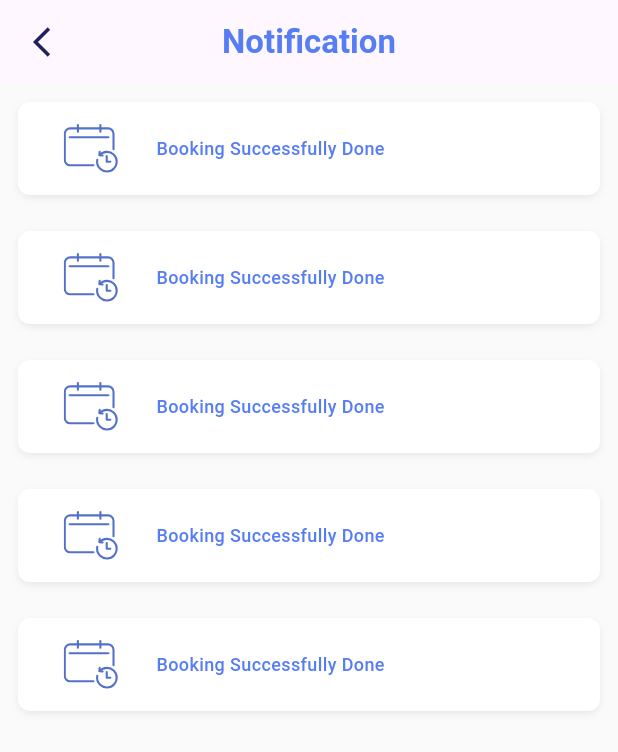
After one commit to mayurcodefencers/health_workers_app, a Flutter app: the screen it shows after launch, after a tap on the "notifications none" icon, on a phone screen of 412 x 824 dp. The commit adds this screen. Shown: the top 752 px of the screen. Run offline on Flutter 3.47's test engine with Material 3 defaults, Android fonts, the phone set to English and light mode, and no system bars; our stand-ins replace dio, flutter_svg, get, intro_slider, shared_preferences, sizer and 1 more; Roboto replaces fonts that are missing (Montserrat).

Commit message:
Added notification screen

```diff
--- a/lib/screens/home/home_screen.dart
+++ b/lib/screens/home/home_screen.dart
@@ -8,6 +8,7 @@ import 'package:health_workers/core/strings.dart';
 import 'package:health_workers/core/theme/app_color.dart';
 import 'package:health_workers/core/theme/app_text_style.dart';
 import 'package:health_workers/screens/consultation/consultation_screen.dart';
+import 'package:health_workers/screens/notification/notification_screen.dart';
 import 'package:health_workers/widgets/button_widget.dart';
 import 'package:sizer/sizer.dart';
 
@@ -52,10 +53,15 @@ class _HomeScreenState extends State<HomeScreen> {
                   ],
                 ),
                 const Spacer(),
-                const Icon(
-                  Icons.notifications_none,
-                  size: 34,
-                  color: AppColor.primaryColor,
+                GestureDetector(
+                  onTap: () {
+                    Get.to(() => const NotificationScreen());
+                  },
+                  child: const Icon(
+                    Icons.notifications_none,
+                    size: 34,
+                    color: AppColor.primaryColor,
+                  ),
                 )
               ],
             ),
--- /dev/null
+++ b/lib/screens/notification/notification_screen.dart
@@ -0,0 +1,96 @@
+import 'package:flutter/material.dart';
+import 'package:flutter_svg/flutter_svg.dart';
+import 'package:get/get.dart';
+import 'package:health_workers/constants/app_const_assets.dart';
+import 'package:health_workers/core/strings.dart';
+import 'package:health_workers/core/theme/app_color.dart';
+import 'package:health_workers/core/theme/app_text_style.dart';
+import 'package:sizer/sizer.dart';
+
+class NotificationScreen extends StatefulWidget {
+  const NotificationScreen({super.key});
+
+  @override
+  State<NotificationScreen> createState() => _NotificationScreenState();
+}
+
+class _NotificationScreenState extends State<NotificationScreen> {
+  @override
+  Widget build(BuildContext context) {
+    return Scaffold(
+      backgroundColor: AppColor.whiteColor,
+      appBar: AppBar(
+        automaticallyImplyLeading: false,
+        centerTitle: true,
+        title: Text(
+          notification,
+          style: AppTextStyle.boldText
+              .copyWith(color: AppColor.primaryColor, fontSize: 22),
+        ),
+        leading: GestureDetector(
+          onTap: () {
+            Get.back();
+          },
+          child: const Icon(
+            Icons.arrow_back_ios_outlined,
+            color: AppColor.navyBlueColor,
+          ),
+        ),
+      ),
+      body: Column(
+        children: [
+          Expanded(
+            child: ListView.builder(
+                physics: const BouncingScrollPhysics(),
+                itemCount: 5,
+                shrinkWrap: true,
+                padding: const EdgeInsets.all(00),
+                itemBuilder: (BuildContext context, int index) {
+                  return notificationContainer();
+                }),
+          ),
+        ],
+      ),
+    );
+  }
+  Widget notificationContainer() {
+    return Container(
+        padding: const EdgeInsets.all(14),
+        margin: const EdgeInsets.all(12),
+        decoration: BoxDecoration(
+          color: AppColor.pureWhiteColor,
+          borderRadius: BorderRadius.circular(8),
+          boxShadow: const [
+            BoxShadow(
+              color: Color(0x19101828),
+              blurRadius: 4,
+              offset: Offset(0, 2),
+              spreadRadius: -1,
+            )
+          ],
+        ),
+        child: Row(
+          children: [
+            SizedBox(
+              width: 4.w,
+            ),
+            SvgPicture.asset(
+                AppAssets.reschedule
+            ),
+            SizedBox(
+              width: 6.w,
+            ),
+            Text(
+              "Booking Successfully Done",
+              style: AppTextStyle.mediumText.copyWith(
+                  fontSize: 12,
+                  color: AppColor.primaryColor
+              ),
+            )
+
+          ],
+        )
+
+    );
+  }
+}
--- a/lib/screens/profile/profile_screen.dart
+++ b/lib/screens/profile/profile_screen.dart
@@ -5,6 +5,7 @@ import 'package:health_workers/constants/app_const_assets.dart';
 import 'package:health_workers/core/strings.dart';
 import 'package:health_workers/core/theme/app_color.dart';
 import 'package:health_workers/core/theme/app_text_style.dart';
+import 'package:health_workers/screens/notification/notification_screen.dart';
 import 'package:health_workers/screens/transaction/transaction_screen.dart';
 import 'package:sizer/sizer.dart';
 
@@ -46,7 +47,7 @@ class _ProfileScreenState extends State<ProfileScreen> {
                height: 4.h,
             ),
             const CircleAvatar(
-              radius: 30,
+              radius: 40,
               backgroundImage: AssetImage(AppAssets.profilePic),
             ),
             SizedBox(
@@ -78,7 +79,9 @@ class _ProfileScreenState extends State<ProfileScreen> {
                 horizontal: 3.w,
               ),
               child: GestureDetector(
-                onTap: () {},
+                onTap: () {
+                  Get.to(() => const NotificationScreen());
+                },
                 child: Row(
                   children: [
                     const Icon(
```
